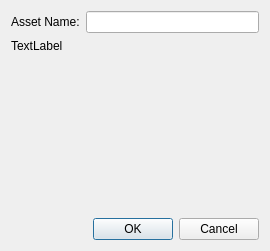
Above: Editor/src/Dialogs/DlgAssetProperties.ui from GameOverture/HarmonyEngine before the change. Below: the same form after it.
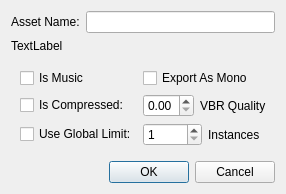
That is the form after the change. The open tabs and pages were chosen to show the change.

Commit message: Fixed creating bank directories (Qstring.sprintf bug); DlgAssetProperties widgets all setup

```diff
--- a/Editor/src/Dialogs/DlgAssetProperties.ui
+++ b/Editor/src/Dialogs/DlgAssetProperties.ui
@@ -7,7 +7,7 @@
     <x>0</x>
     <y>0</y>
     <width>270</width>
-    <height>251</height>
+    <height>185</height>
    </rect>
   </property>
   <property name="windowTitle">
@@ -59,7 +59,74 @@
        </property>
       </widget>
      </widget>
-     <widget class="QWidget" name="audioPage"/>
+     <widget class="QWidget" name="audioPage">
+      <layout class="QGridLayout" name="gridLayout">
+       <item row="0" column="0">
+        <widget class="QCheckBox" name="chkIsMusic">
+         <property name="text">
+          <string>Is Music</string>
+         </property>
+        </widget>
+       </item>
+       <item row="0" column="1">
+        <widget class="QCheckBox" name="chkExportAsMono">
+         <property name="text">
+          <string>Export As Mono</string>
+         </property>
+        </widget>
+       </item>
+       <item row="1" column="0">
+        <widget class="QCheckBox" name="chkIsCompressed">
+         <property name="text">
+          <string>Is Compressed:</string>
+         </property>
+        </widget>
+       </item>
+       <item row="1" column="1">
+        <layout class="QHBoxLayout" name="horizontalLayout">
+         <item>
+          <widget class="QDoubleSpinBox" name="sbVbrQuality">
+           <property name="maximum">
+            <double>1.000000000000000</double>
+           </property>
+          </widget>
+         </item>
+         <item>
+          <widget class="QLabel" name="lblVbrQuality">
+           <property name="text">
+            <string>VBR Quality</string>
+           </property>
+          </widget>
+         </item>
+        </layout>
+       </item>
+       <item row="2" column="0">
+        <widget class="QCheckBox" name="chkUseGlobalLimit">
+         <property name="text">
+          <string>Use Global Limit:</string>
+         </property>
+        </widget>
+       </item>
+       <item row="2" column="1">
+        <layout class="QHBoxLayout" name="horizontalLayout_2">
+         <item>
+          <widget class="QSpinBox" name="sbGlobalLimit">
+           <property name="minimum">
+            <number>1</number>
+           </property>
+          </widget>
+         </item>
+         <item>
+          <widget class="QLabel" name="lblInstances">
+           <property name="text">
+            <string>Instances</string>
+           </property>
+          </widget>
+         </item>
+        </layout>
+       </item>
+      </layout>
+     </widget>
     </widget>
    </item>
    <item>
```
Left out of the diff: 45 changed lines with no effect on the pictures. The commit also changes 5 other files.
